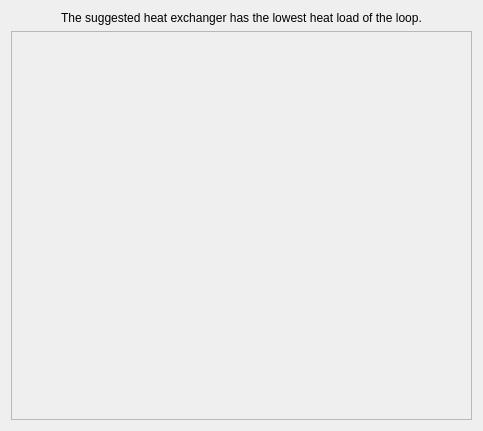
The window that interface/lista_lacos.ui (CarlosTadeuVassoler/MPinch) describes before a commit, drawn with Qt 5.
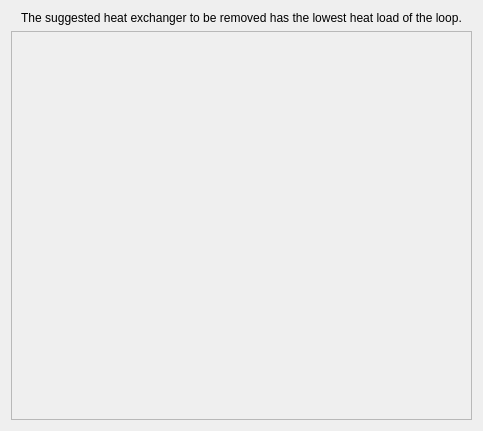
The same window after the commit.

Diff of the .ui file:
```diff
--- a/interface/lista_lacos.ui
+++ b/interface/lista_lacos.ui
@@ -17,7 +17,7 @@
    <item>
     <widget class="QLabel" name="label">
      <property name="text">
-      <string>The suggested heat exchanger has the lowest heat load of the loop.</string>
+      <string>The suggested heat exchanger to be removed has the lowest heat load of the loop.</string>
      </property>
      <property name="alignment">
       <set>Qt::AlignCenter</set>
```
